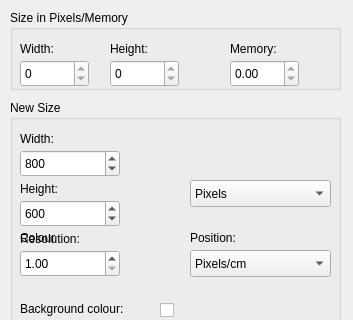
Qt form src/dialogs/NewDialog.ui (PhotoFlare/photoflare) before a commit; both pictures show x 0 to 353 and y 0 to 320 of the 353 by 458 pixel window.
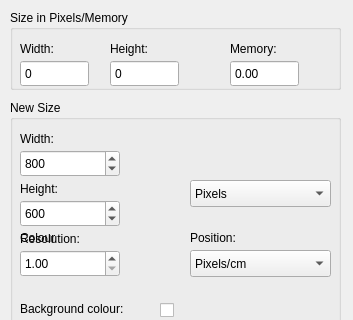
The same form after that commit. Icons and pictures are not drawn. Custom widgets are drawn as their Qt base class.

Commit message: Remove focus and arrow btns from newdialog

```diff
--- a/src/dialogs/NewDialog.ui
+++ b/src/dialogs/NewDialog.ui
@@ -21,6 +21,12 @@
   <property name="windowTitle">
    <string>New</string>
   </property>
+  <property name="autoFillBackground">
+   <bool>false</bool>
+  </property>
+  <property name="modal">
+   <bool>false</bool>
+  </property>
   <widget class="QDialogButtonBox" name="buttonBox">
    <property name="geometry">
     <rect>
@@ -172,6 +178,9 @@
     <property name="readOnly">
      <bool>true</bool>
     </property>
+    <property name="buttonSymbols">
+     <enum>QAbstractSpinBox::NoButtons</enum>
+    </property>
     <property name="decimals">
      <number>0</number>
     </property>
@@ -191,6 +200,9 @@
     <property name="readOnly">
      <bool>true</bool>
     </property>
+    <property name="buttonSymbols">
+     <enum>QAbstractSpinBox::NoButtons</enum>
+    </property>
     <property name="decimals">
      <number>0</number>
     </property>
@@ -210,6 +222,9 @@
     <property name="readOnly">
      <bool>true</bool>
     </property>
+    <property name="buttonSymbols">
+     <enum>QAbstractSpinBox::NoButtons</enum>
+    </property>
     <property name="maximum">
      <double>9999999.000000000000000</double>
     </property>
```
Left out of the diff: 9 changed lines with no effect on the pictures.
